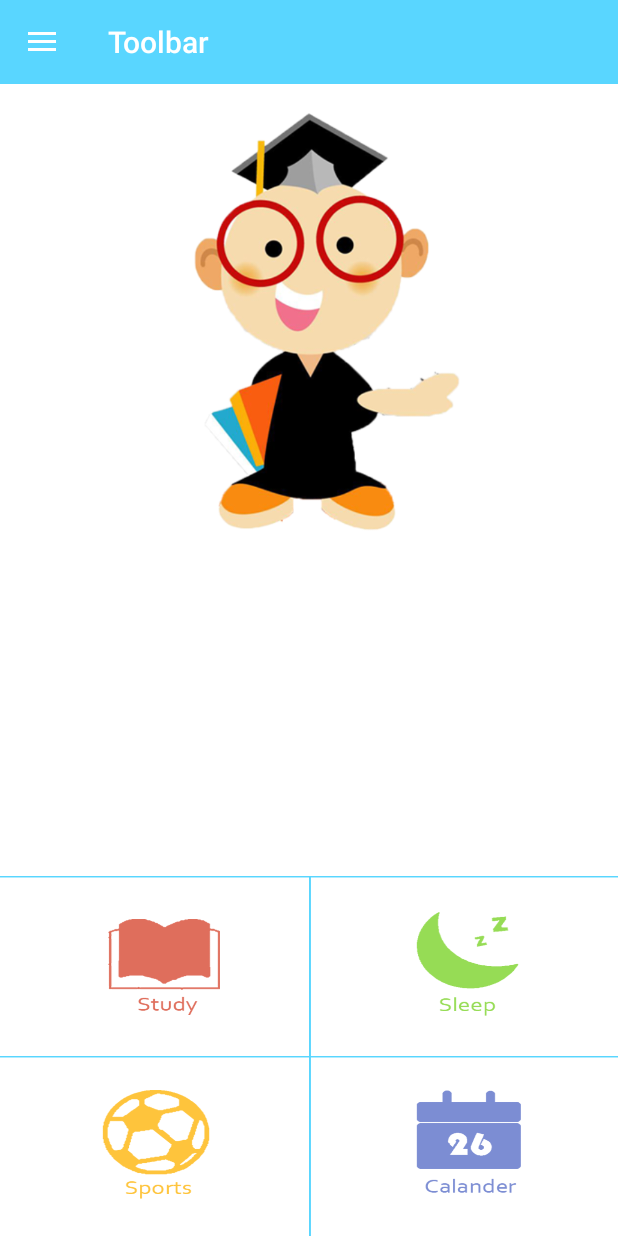
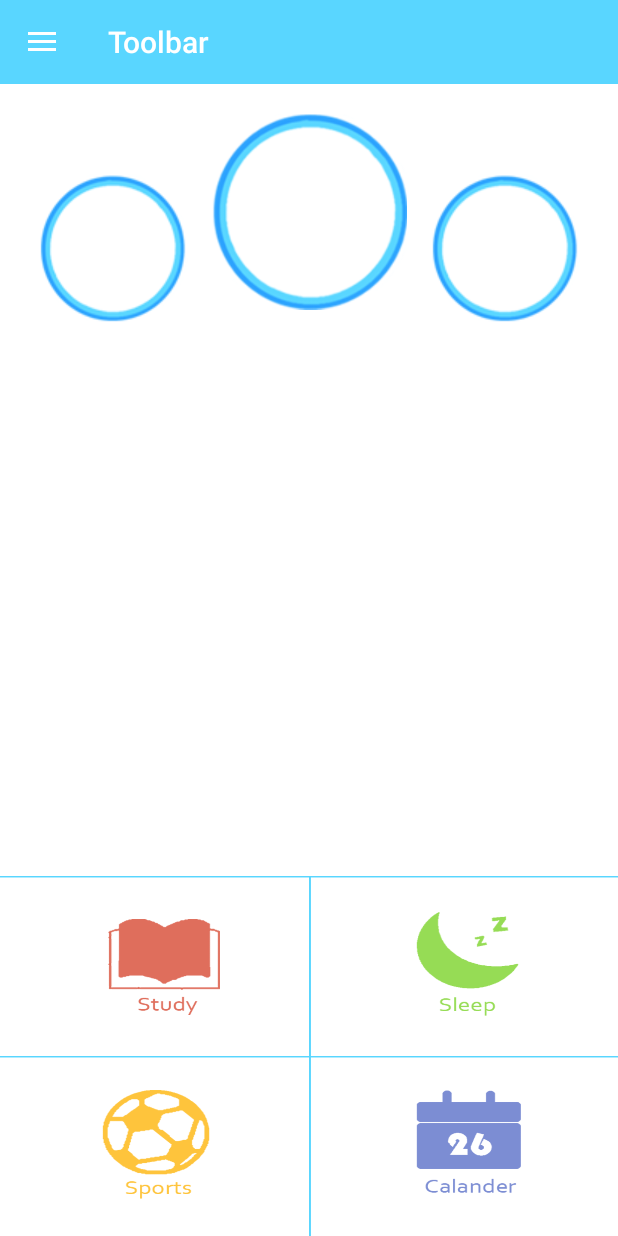
Before and after one commit to vannahz/CurveWrecker, an Android app: the screen it shows after launch (MainActivity), on a phone screen of 412 x 824 dp. Run offline under Robolectric (Android 15) with nearby library versions, the phone set to English and light mode, and no system bars.

Commit message:
首页布局更改

```diff
--- a/app/src/main/res/layout/main_content.xml
+++ b/app/src/main/res/layout/main_content.xml
@@ -12,10 +12,23 @@
         android:layout_height="wrap_content"
         android:layout_margin="10dip"
         android:orientation="horizontal">
-        <ImageView android:id="@+id/dress_img"
+        <ImageView android:id="@+id/sleep"
             android:layout_width="match_parent"
-            android:layout_height="300dip"
-            android:src="@drawable/dress"/>
+            android:layout_height="wrap_content"
+            android:layout_gravity="bottom"
+            android:layout_weight="1"
+            android:src="@drawable/circle_2"/>
+        <ImageView android:id="@+id/score"
+            android:layout_width="match_parent"
+            android:layout_height="wrap_content"
+            android:layout_weight="1"
+            android:src="@drawable/circle_1"/>
+        <ImageView android:id="@+id/yesterday"
+            android:layout_width="match_parent"
+            android:layout_height="wrap_content"
+            android:layout_gravity="bottom"
+            android:layout_weight="1"
+            android:src="@drawable/circle_2"/>
     </LinearLayout>
 
     <LinearLayout
```
Also changed, not shown: app/src/main/res/drawable/circle_1.png (added), app/src/main/res/drawable/circle_2.png (added).
